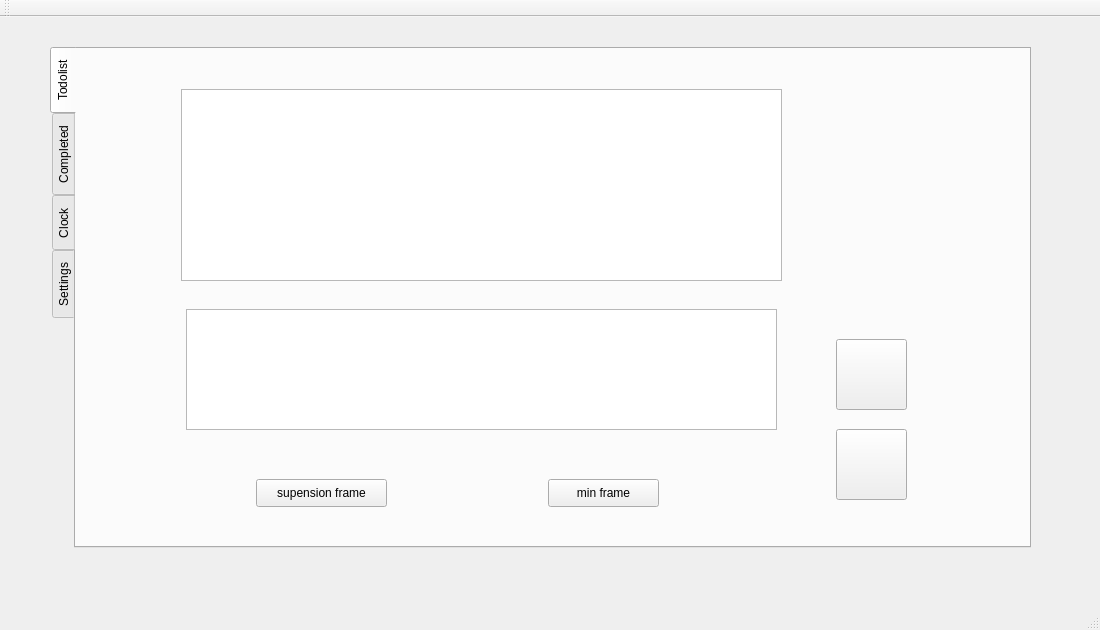
First picture: the form in TomatoClock_team-master/TomatoClock/tomatoclock.ui, repository TomatoClock0/TomatoClock_team, before the edit.
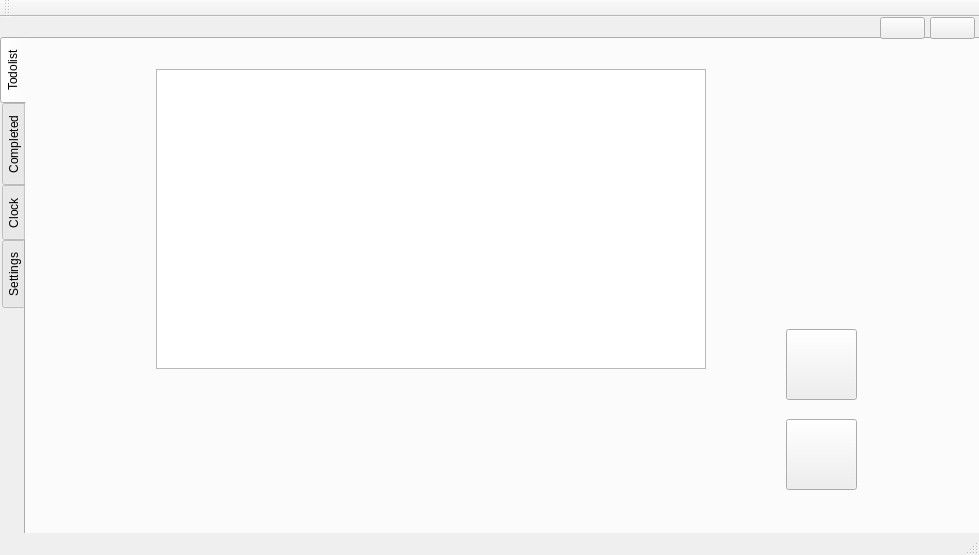
Second picture: the form after the edit. The open tabs and pages were chosen to show the change.

Patch:
```diff
--- a/TomatoClock_team-master/TomatoClock/tomatoclock.ui
+++ b/TomatoClock_team-master/TomatoClock/tomatoclock.ui
@@ -6,8 +6,8 @@
    <rect>
     <x>0</x>
     <y>0</y>
-    <width>1100</width>
-    <height>630</height>
+    <width>979</width>
+    <height>555</height>
    </rect>
   </property>
   <property name="windowTitle">
@@ -20,10 +20,10 @@
     </property>
     <property name="geometry">
      <rect>
-      <x>50</x>
-      <y>30</y>
-      <width>981</width>
-      <height>501</height>
+      <x>0</x>
+      <y>20</y>
+      <width>980</width>
+      <height>550</height>
      </rect>
     </property>
     <property name="sizePolicy">
@@ -81,52 +81,16 @@
        <string/>
       </property>
      </widget>
-     <widget class="QTextEdit" name="tasksdetail">
-      <property name="geometry">
-       <rect>
-        <x>110</x>
-        <y>260</y>
-        <width>591</width>
-        <height>121</height>
-       </rect>
-      </property>
-     </widget>
      <widget class="QTableView" name="addlabel">
       <property name="geometry">
        <rect>
-        <x>105</x>
-        <y>40</y>
-        <width>601</width>
-        <height>192</height>
+        <x>130</x>
+        <y>30</y>
+        <width>550</width>
+        <height>300</height>
        </rect>
       </property>
      </widget>
-     <widget class="QPushButton" name="pushButton">
-      <property name="geometry">
-       <rect>
-        <x>180</x>
-        <y>430</y>
-        <width>131</width>
-        <height>28</height>
-       </rect>
-      </property>
-      <property name="text">
-       <string>supension frame</string>
-      </property>
-     </widget>
-     <widget class="QPushButton" name="pushButton_2">
-      <property name="geometry">
-       <rect>
-        <x>472</x>
-        <y>430</y>
-        <width>111</width>
-        <height>28</height>
-       </rect>
-      </property>
-      <property name="text">
-       <string>min frame</string>
-      </property>
-     </widget>
     </widget>
     <widget class="QWidget" name="Completed">
      <attribute name="title">
@@ -383,6 +347,32 @@
      </widget>
     </widget>
    </widget>
+   <widget class="QPushButton" name="pushButton_2">
+    <property name="geometry">
+     <rect>
+      <x>930</x>
+      <y>0</y>
+      <width>45</width>
+      <height>22</height>
+     </rect>
+    </property>
+    <property name="text">
+     <string/>
+    </property>
+   </widget>
+   <widget class="QPushButton" name="pushButton">
+    <property name="geometry">
+     <rect>
+      <x>880</x>
+      <y>0</y>
+      <width>45</width>
+      <height>22</height>
+     </rect>
+    </property>
+    <property name="text">
+     <string/>
+    </property>
+   </widget>
   </widget>
   <widget class="QToolBar" name="mainToolBar">
    <attribute name="toolBarArea">
```
Left out of the diff: 33 changed lines with no effect on the pictures.
